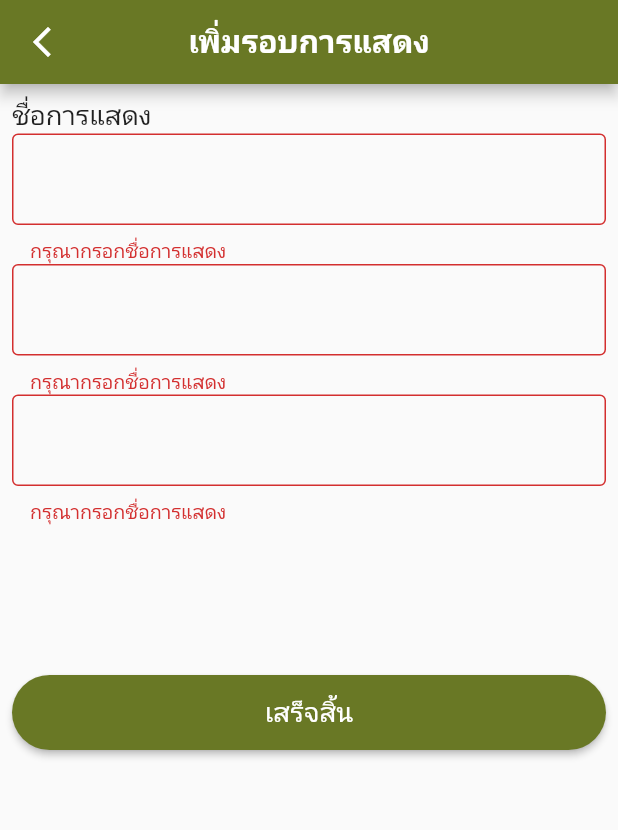
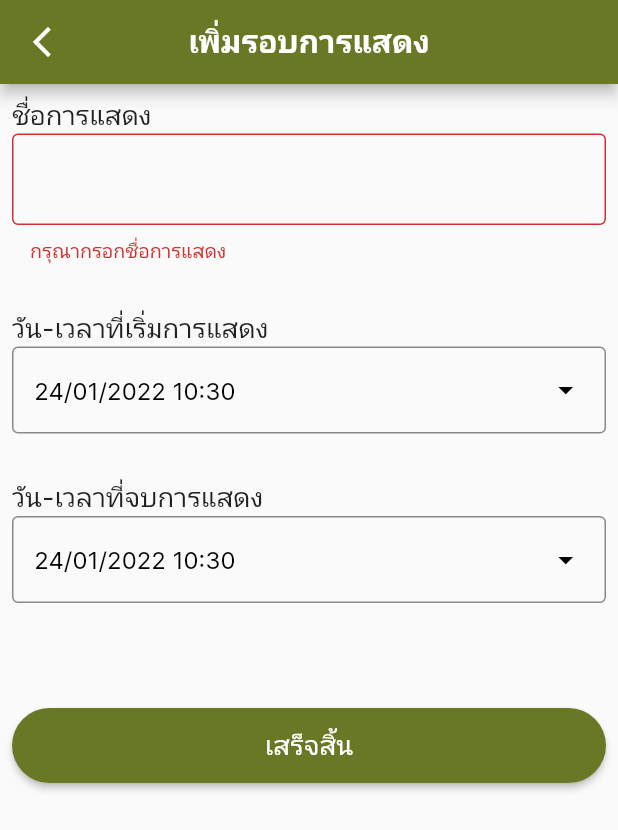
Before and after one commit to nickka7/animal_welfare, a Flutter app: the AddShow screen opened directly, after a tap on "เสร็จสิ้น", on a phone screen of 412 x 824 dp. Shown: the top 830 px of the screen. Run offline on Flutter 3.47's test engine with Material 2 defaults, Android fonts, the phone set to English and light mode, and no system bars; our stand-ins replace carousel_slider, dio, file_picker, flutter_secure_storage, flutter_slidable, image_picker and 2 more; accounts and stored records are empty.

Commit message:
after addShow

```diff
--- a/lib/screens/role/showMan/addShow.dart
+++ b/lib/screens/role/showMan/addShow.dart
@@ -1,3 +1,5 @@
+import 'dart:convert';
+
 import 'package:animal_welfare/constant.dart';
 import 'package:animal_welfare/haxColor.dart';
 import 'package:flutter/cupertino.dart';
@@ -16,28 +18,30 @@ class AddShow extends StatefulWidget {
 class _AddShowState extends State<AddShow> {
   final _formKey = GlobalKey<FormState>();
   TextEditingController showController = TextEditingController();
-  TextEditingController startTimeController = TextEditingController();
-  TextEditingController endTimeController = TextEditingController();
+  TextEditingController startDateController = TextEditingController();
+  TextEditingController endDateController = TextEditingController();
 
   final storage = new FlutterSecureStorage();
 
-  Future<String?> uploadData(url,data) async {
+  Future<String?> uploadData(url, data) async {
     // print(file!.path);
     String? token = await storage.read(key: 'token');
-    var request = http.MultipartRequest('POST', Uri.parse(url));
-    // request.files.add(await http.MultipartFile.fromPath('image', filepath));
-    request.fields['showName'] = data['showName'];
-    request.fields['startDate'] = data['startDate'].toString();
-    request.fields['endDate'] = data['endDate'].toString();
+    var request = http.post(Uri.parse(url),
+    headers: <String, String>{
+      "authorization": 'Bearer $token',
+      'Content-Type': 'application/json; charset=UTF-8',
+    },
+     //   headers: {"authorization": 'Bearer $token'},
+        body: jsonEncode(<String, String>{
+          'showName': data['showName'],
+          'startDate': data['startDate'],
+          'endDate': data['endDate'],
+        }));
 
-    Map<String, String> headers = {
-      "authorization": "Bearer $token",
-    };
-    request.headers
-        .addAll(headers); //['authorization'] = data['Bearer $token'];
-    var res = await request.send();
-    print('${res.reasonPhrase}test');
-    return res.reasonPhrase;
+    print(request);
+    print(data['showName']);
+    print(data['startDate']);
+    print(data['endDate']);
   }
 
   DateTime _date1 = DateTime.now();
@@ -85,34 +89,34 @@ class _AddShowState extends State<AddShow> {
                             borderSide: BorderSide(
                                 color: Colors.green.shade800, width: 2))),
                   ),
-                   TextFormField(
-                    controller: startTimeController,
-                    validator: (String? input) {
-                      if (input!.isEmpty) {
-                        return "กรุณากรอกชื่อการแสดง";
-                      }
-                      return null;
-                    },
-                    decoration: InputDecoration(
-                        border: OutlineInputBorder(),
-                        focusedBorder: OutlineInputBorder(
-                            borderSide: BorderSide(
-                                color: Colors.green.shade800, width: 2))),
-                  ),
-                   TextFormField(
-                    controller: endTimeController,
-                    validator: (String? input) {
-                      if (input!.isEmpty) {
-                        return "กรุณากรอกชื่อการแสดง";
-                      }
-                      return null;
-                    },
-                    decoration: InputDecoration(
-                        border: OutlineInputBorder(),
-                        focusedBorder: OutlineInputBorder(
-                            borderSide: BorderSide(
-                                color: Colors.green.shade800, width: 2))),
-                  ),
+                  // TextFormField(
+                  //   controller: startDateController,
+                  //   validator: (String? input) {
+                  //     if (input!.isEmpty) {
+                  //       return "กรุณากรอกชื่อการแสดง";
+                  //     }
+                  //     return null;
+                  //   },
+                  //   decoration: InputDecoration(
+                  //       border: OutlineInputBorder(),
+                  //       focusedBorder: OutlineInputBorder(
+                  //           borderSide: BorderSide(
+                  //               color: Colors.green.shade800, width: 2))),
+                  // ),
+                  // TextFormField(
+                  //   controller: endDateController,
+                  //   validator: (String? input) {
+                  //     if (input!.isEmpty) {
+                  //       return "กรุณากรอกชื่อการแสดง";
+                  //     }
+                  //     return null;
+                  //   },
+                  //   decoration: InputDecoration(
+                  //       border: OutlineInputBorder(),
+                  //       focusedBorder: OutlineInputBorder(
+                  //           borderSide: BorderSide(
+                  //               color: Colors.green.shade800, width: 2))),
+                  // ),
                   // SizedBox(
                   //   height: 30,
                   // ),
@@ -139,69 +143,69 @@ class _AddShowState extends State<AddShow> {
                   SizedBox(
                     height: 30,
                   ),
-                  // Align(
-                  //     alignment: Alignment.topLeft,
-                  //     child: Text(
-                  //       'วัน-เวลาที่เริ่มการแสดง',
-                  //       style: TextStyle(fontSize: 18),
-                  //     )),
-                  // Container(
-                  //   height: 58,
-                  //   width: double.infinity,
-                  //   child: OutlinedButton(
-                  //       style: OutlinedButton.styleFrom(
-                  //         side: BorderSide(width: 1, color: Colors.black45),
-                  //       ),
+                  Align(
+                      alignment: Alignment.topLeft,
+                      child: Text(
+                        'วัน-เวลาที่เริ่มการแสดง',
+                        style: TextStyle(fontSize: 18),
+                      )),
+                  Container(
+                    height: 58,
+                    width: double.infinity,
+                    child: OutlinedButton(
+                        style: OutlinedButton.styleFrom(
+                          side: BorderSide(width: 1, color: Colors.black45),
+                        ),
 
-                  //       onPressed: () {
-                  //         _showDatePicker1(context);
-                  //       },
-                  //       child: Row(
-                  //         mainAxisAlignment: MainAxisAlignment.spaceBetween,
-                  //         children: [
-                  //           Text(
-                  //             '${inputFormat.format(_date1)}',
-                  //             style: TextStyle(color: Colors.black),
-                  //           ),
+                        onPressed: () {
+                          _showDatePicker1(context);
+                        },
+                        child: Row(
+                          mainAxisAlignment: MainAxisAlignment.spaceBetween,
+                          children: [
+                            Text(
+                              '${inputFormat.format(_date1)}',
+                              style: TextStyle(color: Colors.black),
+                            ),
 
-                  //           Icon(
-                  //             Icons.arrow_drop_down,
-                  //             color: Colors.black,
-                  //           )
-                  //         ],
-                  //       )),
-                  // ),
-                  // SizedBox(height: 30),
-                  // Align(
-                  //     alignment: Alignment.topLeft,
-                  //     child: Text(
-                  //       'วัน-เวลาที่จบการแสดง',
-                  //       style: TextStyle(fontSize: 18),
-                  //     )),
-                  // Container(
-                  //   height: 58,
-                  //   width: double.infinity,
-                  //   child: OutlinedButton(
-                  //       style: OutlinedButton.styleFrom(
-                  //         side: BorderSide(width: 1, color: Colors.black45),
-                  //       ),
-                  //       onPressed: () {
-                  //         _showDatePicker2(context);
-                  //       },
-                  //       child: Row(
-                  //         mainAxisAlignment: MainAxisAlignment.spaceBetween,
-                  //         children: [
-                  //           Text(
-                  //             '${inputFormat.format(_date2)}',
-                  //             style: TextStyle(color: Colors.black),
-                  //           ),
-                  //           Icon(
-                  //             Icons.arrow_drop_down,
-                  //             color: Colors.black,
-                  //           )
-                  //         ],
-                  //       )),
-                  // ),
+                            Icon(
+                              Icons.arrow_drop_down,
+                              color: Colors.black,
+                            )
+                          ],
+                        )),
+                  ),
+                  SizedBox(height: 30),
+                  Align(
+                      alignment: Alignment.topLeft,
+                      child: Text(
+                        'วัน-เวลาที่จบการแสดง',
+                        style: TextStyle(fontSize: 18),
+                      )),
+                  Container(
+                    height: 58,
+                    width: double.infinity,
+                    child: OutlinedButton(
+                        style: OutlinedButton.styleFrom(
+                          side: BorderSide(width: 1, color: Colors.black45),
+                        ),
+                        onPressed: () {
+                          _showDatePicker2(context);
+                        },
+                        child: Row(
+                          mainAxisAlignment: MainAxisAlignment.spaceBetween,
+                          children: [
+                            Text(
+                              '${inputFormat.format(_date2)}',
+                              style: TextStyle(color: Colors.black),
+                            ),
+                            Icon(
+                              Icons.arrow_drop_down,
+                              color: Colors.black,
+                            )
+                          ],
+                        )),
+                  ),
 
                   SizedBox(height: 70),
                   Container(
@@ -213,19 +217,19 @@ class _AddShowState extends State<AddShow> {
                         if (pass) {
                           Map<String, String> data = {
                             "showName": showController.text,
-                             "startTime": startTimeController.text,
-                             "endTime": endTimeController.text
-
+                            "startDate": _date1.toString(),
+                            "endDate": _date2.toString()
                           };
-                          uploadData('${Constant().endPoint}/api/postShow',data)
-                            .then((value) {
-                          Navigator.of(context).pop();
-                          final snackBar = SnackBar(
-                              content: Text('เพิ่มรอบการแสดงเรียบร้อยแล้ว'));
-                          ScaffoldMessenger.of(context).showSnackBar(snackBar);
-                        });
+                          uploadData(
+                                  '${Constant().endPoint}/api/postShow', data)
+                              .then((value) {
+                            Navigator.of(context).pop();
+                            final snackBar = SnackBar(
+                                content: Text('เพิ่มรอบการแสดงเรียบร้อยแล้ว'));
+                            ScaffoldMessenger.of(context)
+                                .showSnackBar(snackBar);
+                          });
                         }
-
                       },
                       child: Text('เสร็จสิ้น',
                           style: TextStyle(color: Colors.white, fontSize: 18)),
```
Also changed, not shown: lib/screens/role/admin/admin_firstpage.dart (+136 -10 lines), lib/screens/role/admin/admin_uploadDocument.dart (+30 -3 lines).
